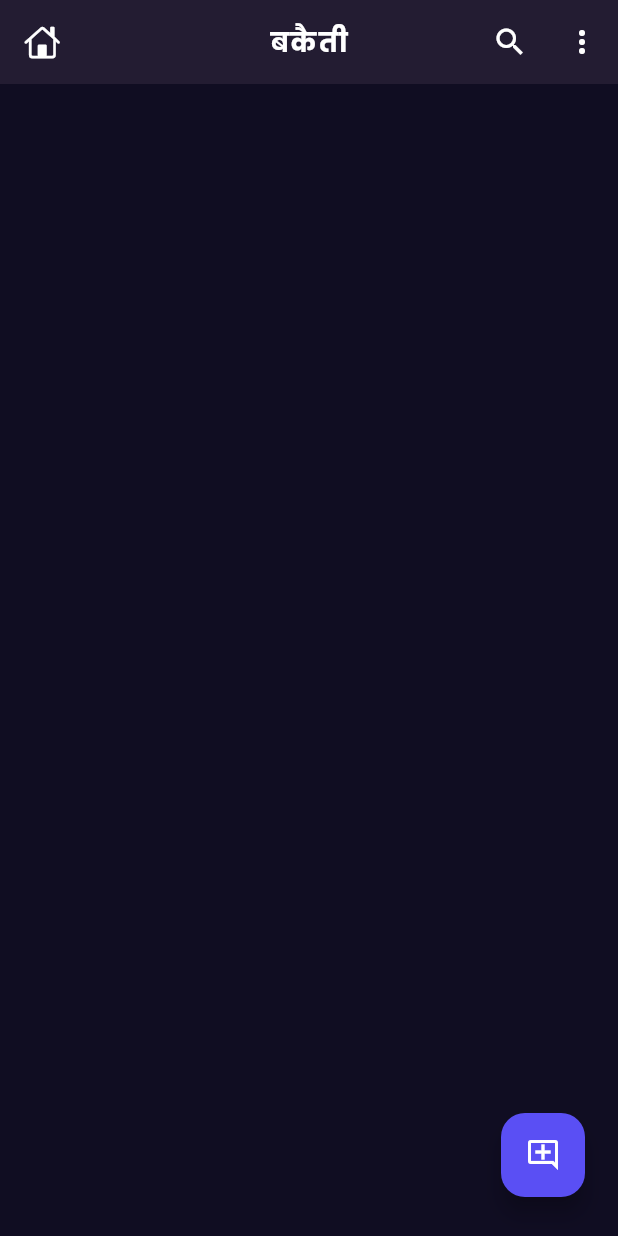
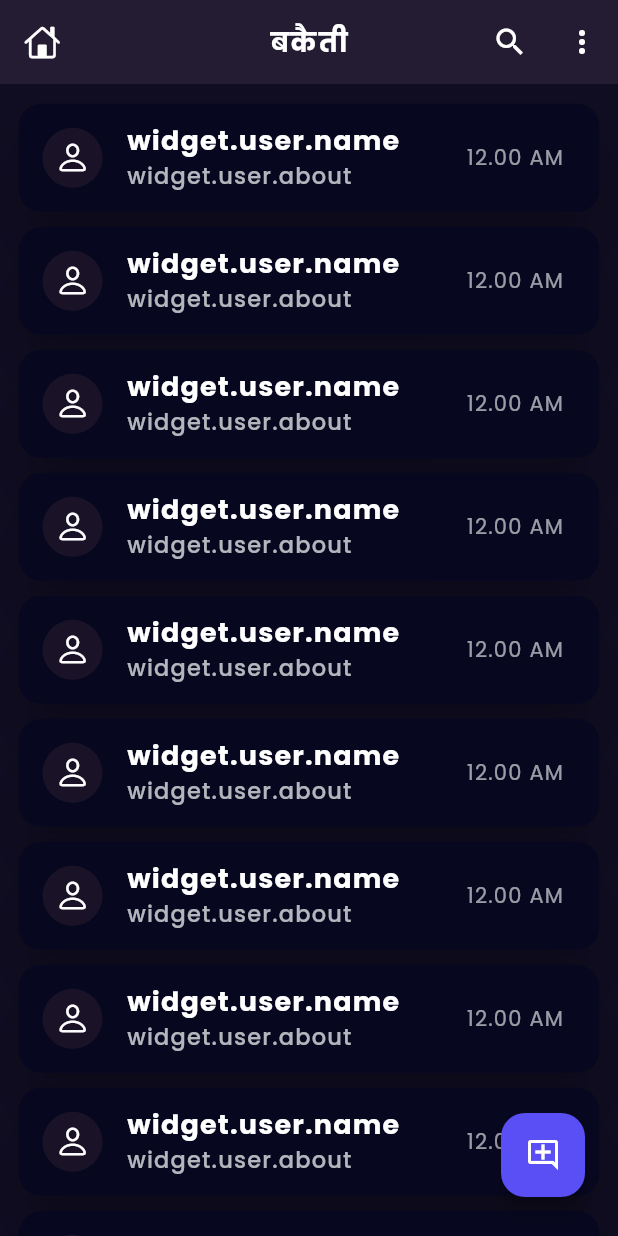
Before and after one commit to stp2003/Bakaiti, a Flutter app: the HomeScreen screen opened directly, on a phone screen of 412 x 824 dp. Run offline on Flutter 3.47's test engine with Material 3 defaults, Android fonts, the phone set to English and light mode, and no system bars; our stand-ins replace cloud_firestore, firebase_auth, firebase_core, firebase_storage, google_sign_in; accounts and stored records are empty.

Commit message:
chat user card added

```diff
--- a/lib/screen/home_screen.dart
+++ b/lib/screen/home_screen.dart
@@ -1,3 +1,4 @@
+import 'package:baikaiti/widget/chat_user_card.dart';
 import 'package:firebase_auth/firebase_auth.dart';
 import 'package:flutter/cupertino.dart';
 import 'package:flutter/material.dart';
@@ -17,6 +18,9 @@ class _HomeScreenState extends State<HomeScreen> {
 
   @override
   Widget build(BuildContext context) {
+    //*** media query ->
+    final size = MediaQuery.of(context).size;
+
     return SafeArea(
       child: GestureDetector(
         onTap: () => FocusScope.of(context).unfocus(),
@@ -91,6 +95,14 @@ class _HomeScreenState extends State<HomeScreen> {
           ),
 
           //?? body ->
+          body: ListView.builder(
+            itemCount: 10,
+            physics: const BouncingScrollPhysics(),
+            padding: EdgeInsets.only(top: size.height * 0.01),
+            itemBuilder: (context, index) {
+              return const ChatUserCard();
+            },
+          ),
         ),
       ),
     );
--- /dev/null
+++ b/lib/widget/chat_user_card.dart
@@ -0,0 +1,82 @@
+import 'package:flutter/cupertino.dart';
+import 'package:flutter/material.dart';
+
+import '../constants/colors.dart';
+
+class ChatUserCard extends StatefulWidget {
+  const ChatUserCard({
+    Key? key,
+  }) : super(key: key);
+
+  @override
+  State<ChatUserCard> createState() => _ChatUserCardState();
+}
+
+class _ChatUserCardState extends State<ChatUserCard> {
+  @override
+  Widget build(BuildContext context) {
+    //*** media query ->
+    final size = MediaQuery.of(context).size;
+
+    return Card(
+      margin: EdgeInsets.symmetric(
+        horizontal: size.width * 0.03,
+        vertical: 5.0,
+      ),
+      shape: RoundedRectangleBorder(
+        borderRadius: BorderRadius.circular(15.0),
+      ),
+      color: cardColor,
+      elevation: 15.0,
+      child: InkWell(
+        splashColor: Colors.lightGreen,
+        onTap: () {},
+        child: const ListTile(
+          //?? for profile pic ->
+          leading: CircleAvatar(
+            backgroundColor: appBarColor,
+            child: Icon(
+              CupertinoIcons.person,
+              color: Colors.white,
+            ),
+          ),
+
+          //?? for name of user ->
+          title: Text(
+            'widget.user.name',
+            style: TextStyle(
+              fontFamily: 'poppins_bold',
+              fontSize: 18.0,
+              letterSpacing: 0.8,
+              color: Colors.white,
+            ),
+          ),
+
+          //?? for last message ->
+          subtitle: Text(
+            'widget.user.about',
+            maxLines: 1,
+            style: TextStyle(
+              fontFamily: 'poppins_medium',
+              fontSize: 15.0,
+              letterSpacing: 0.8,
+              color: Colors.white70,
+              overflow: TextOverflow.ellipsis,
+            ),
+          ),
+
+          //?? for last message time sent ->
+          trailing: Text(
+            '12.00 AM',
+            style: TextStyle(
+              fontFamily: 'poppins',
+              fontSize: 14.0,
+              letterSpacing: 0.8,
+              color: Colors.white60,
+            ),
+          ),
+        ),
+      ),
+    );
+  }
+}
```
